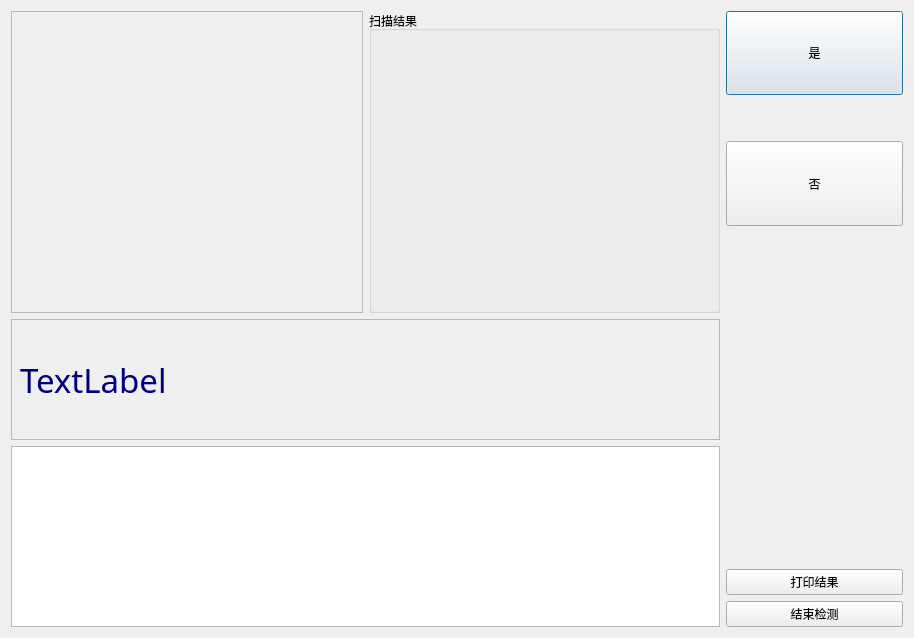
llseptem/Cat, file CatRunUI/CatRunUI.ui: the form before one commit.
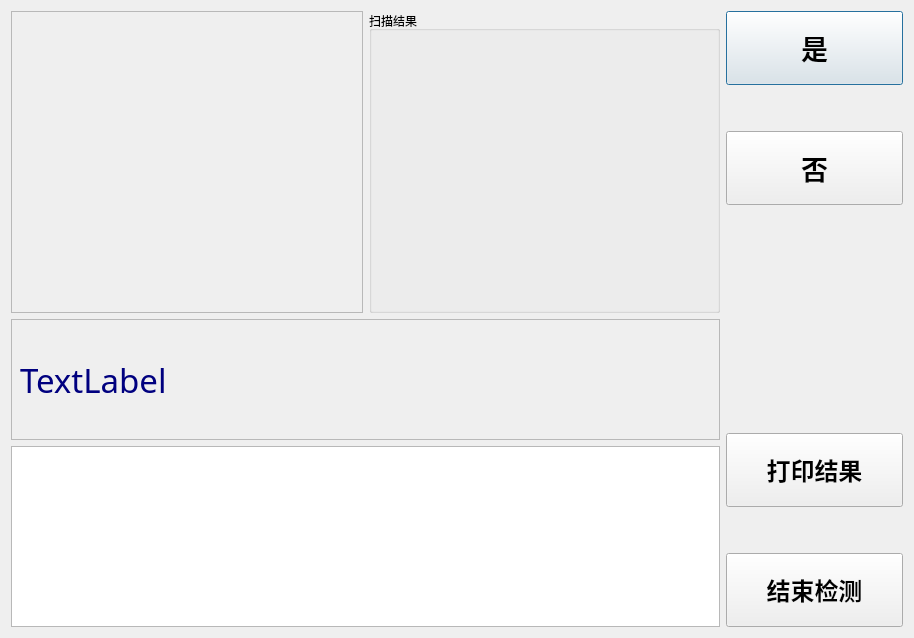
The form after the commit. Icons and pictures are not drawn.

What changed in the file:
```diff
--- a/CatRunUI/CatRunUI.ui
+++ b/CatRunUI/CatRunUI.ui
@@ -109,7 +109,7 @@
     </layout>
    </item>
    <item>
-    <layout class="QVBoxLayout" name="verticalLayout" stretch="1,0,1,4,0,0">
+    <layout class="QVBoxLayout" name="verticalLayout" stretch="1,0,1,3,1,0,1">
      <item>
       <widget class="QPushButton" name="yesBtn">
        <property name="sizePolicy">
@@ -118,6 +118,14 @@
          <verstretch>0</verstretch>
         </sizepolicy>
        </property>
+       <property name="font">
+        <font>
+         <family>楷体</family>
+         <pointsize>20</pointsize>
+         <weight>75</weight>
+         <bold>true</bold>
+        </font>
+       </property>
        <property name="text">
         <string>是</string>
        </property>
@@ -127,8 +135,8 @@
        </property>
        <property name="iconSize">
         <size>
-         <width>24</width>
-         <height>24</height>
+         <width>32</width>
+         <height>32</height>
         </size>
        </property>
        <property name="checkable">
@@ -157,6 +165,14 @@
          <verstretch>0</verstretch>
         </sizepolicy>
        </property>
+       <property name="font">
+        <font>
+         <family>楷体</family>
+         <pointsize>20</pointsize>
+         <weight>75</weight>
+         <bold>true</bold>
+        </font>
+       </property>
        <property name="text">
         <string>否</string>
        </property>
@@ -166,8 +182,8 @@
        </property>
        <property name="iconSize">
         <size>
-         <width>24</width>
-         <height>24</height>
+         <width>32</width>
+         <height>32</height>
         </size>
        </property>
       </widget>
@@ -187,6 +203,20 @@
      </item>
      <item>
       <widget class="QPushButton" name="printBtn">
+       <property name="sizePolicy">
+        <sizepolicy hsizetype="Minimum" vsizetype="Expanding">
+         <horstretch>0</horstretch>
+         <verstretch>0</verstretch>
+        </sizepolicy>
+       </property>
+       <property name="font">
+        <font>
+         <family>楷体</family>
+         <pointsize>18</pointsize>
+         <weight>75</weight>
+         <bold>true</bold>
+        </font>
+       </property>
        <property name="text">
         <string>打印结果</string>
        </property>
@@ -196,20 +226,41 @@
        </property>
        <property name="iconSize">
         <size>
-         <width>24</width>
-         <height>24</height>
+         <width>32</width>
+         <height>32</height>
         </size>
        </property>
       </widget>
      </item>
+     <item>
+      <spacer name="verticalSpacer_3">
+       <property name="orientation">
+        <enum>Qt::Vertical</enum>
+       </property>
+       <property name="sizeHint" stdset="0">
+        <size>
+         <width>20</width>
+         <height>40</height>
+        </size>
+       </property>
+      </spacer>
+     </item>
      <item>
       <widget class="QPushButton" name="stopBtn">
        <property name="sizePolicy">
-        <sizepolicy hsizetype="Minimum" vsizetype="Fixed">
+        <sizepolicy hsizetype="Minimum" vsizetype="Expanding">
          <horstretch>0</horstretch>
          <verstretch>0</verstretch>
         </sizepolicy>
        </property>
+       <property name="font">
+        <font>
+         <family>楷体</family>
+         <pointsize>18</pointsize>
+         <weight>75</weight>
+         <bold>true</bold>
+        </font>
+       </property>
        <property name="text">
         <string>结束检测</string>
        </property>
```
